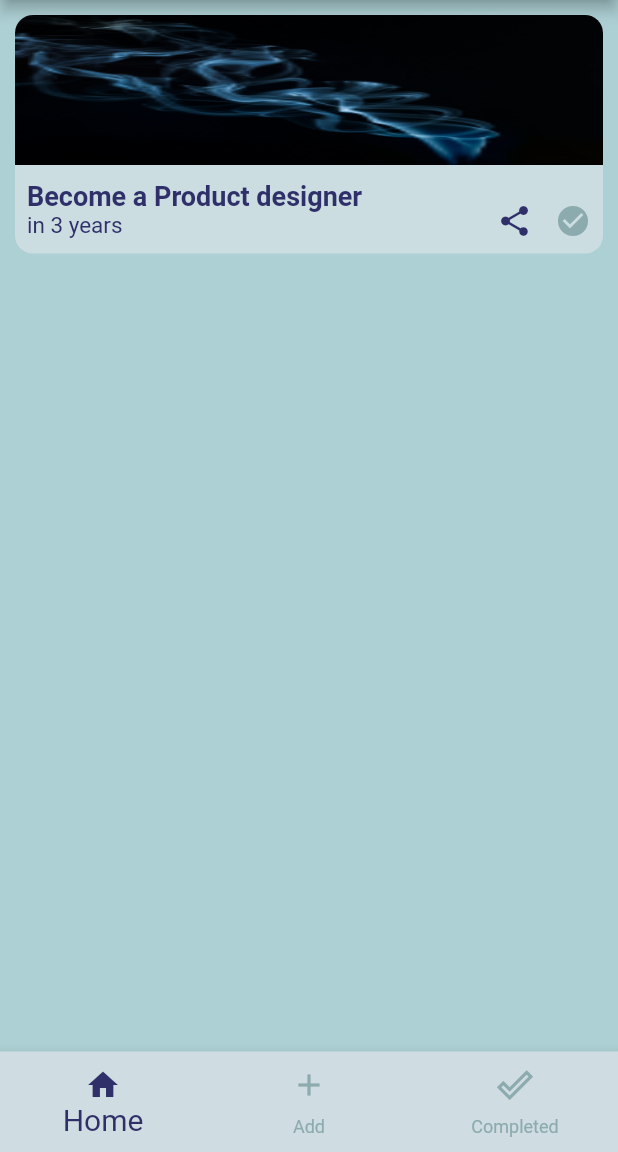
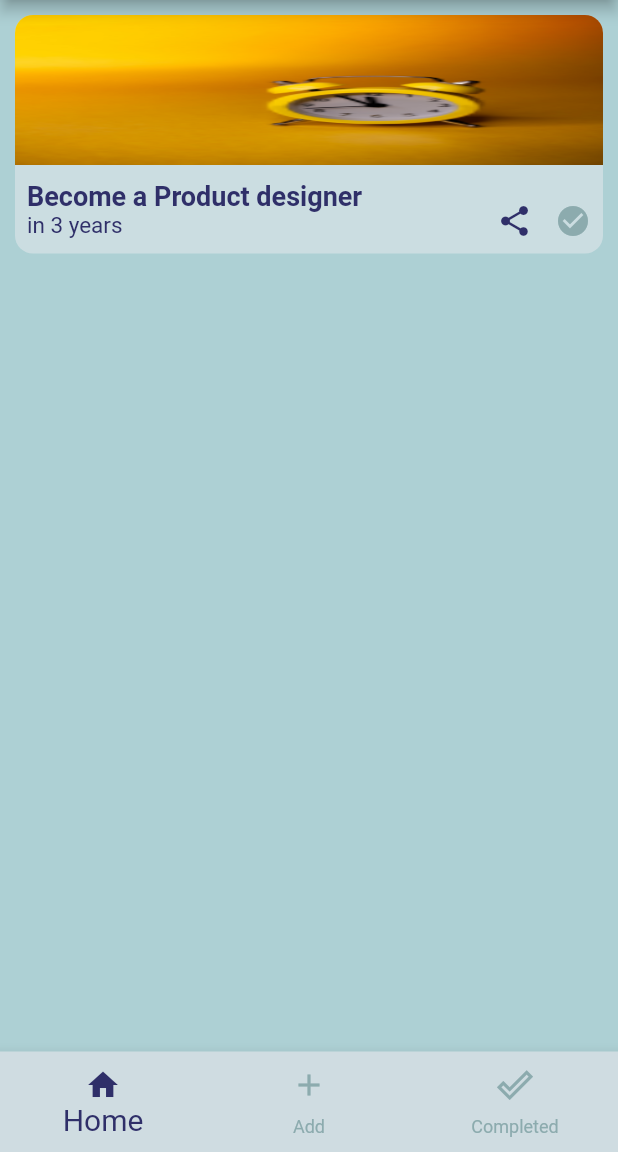
Before and after one commit to sobuur0/goalist-app, a Flutter app: the screen it shows after launch, on a phone screen of 412 x 824 dp, the part 84-1236 px from its top. Run offline on Flutter 3.47's test engine with Material 2 defaults, Android fonts, the phone set to English and light mode, and no system bars.

```diff
--- a/lib/widgets/wishlist_card.dart
+++ b/lib/widgets/wishlist_card.dart
@@ -30,7 +30,7 @@ class WishlistCard extends StatelessWidget {
               topRight: Radius.circular(12.0),
             ),
             child: Image.asset(
-              'images/smoke.jpg',
+              'images/clock.jpg',
               fit: BoxFit.fill,
               height: 100,
             ),
```
